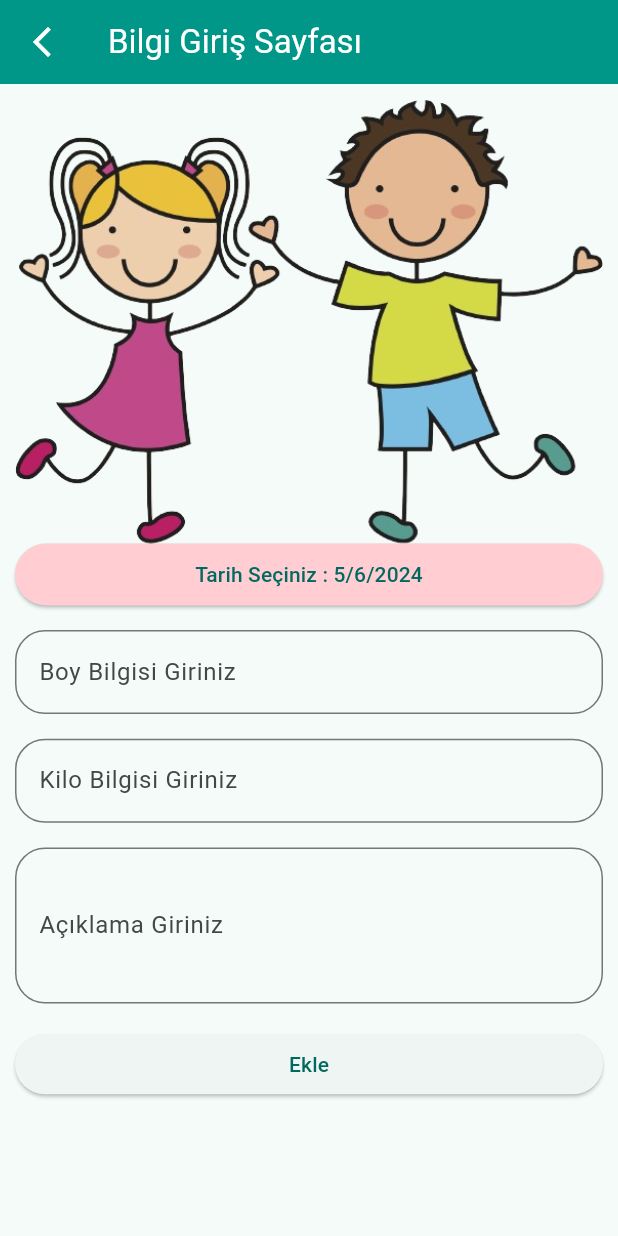
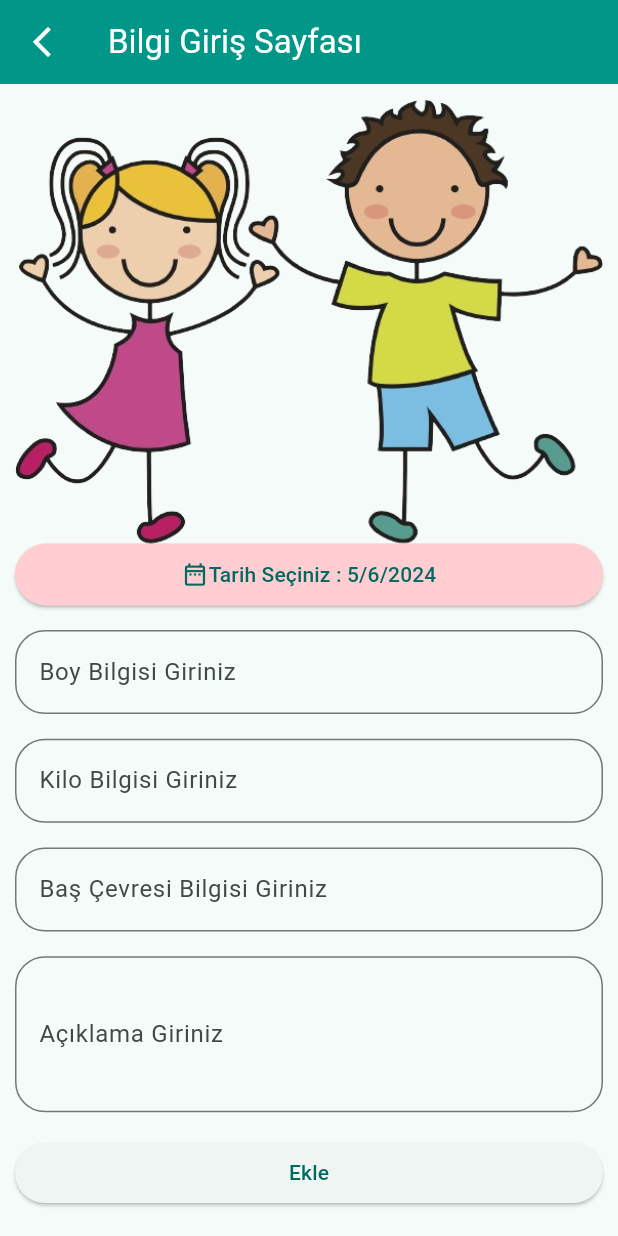
Before and after one commit to ykakkaya/bebek_takip_getx_hive, a Flutter app: the UpdateBaby screen opened directly with empty values, after a tap on the "arrow back ios new" icon, after a tap on the "add" icon, on a phone screen of 412 x 824 dp. Run offline on Flutter 3.47's test engine with Material 3 defaults, Android fonts, the phone set to English and light mode, and no system bars; our stand-ins replace animated_bottom_navigation_bar, flutter_datetime_picker_plus, get, hive, hive_flutter, syncfusion_flutter_charts; accounts and stored records are empty.

Commit message:
açılışta veri gelmeme hatası düzeltildi.Baş çevresi eklendi. Veriler ondalıklı hassasiyete getirildi.

```diff
--- a/lib/main.dart
+++ b/lib/main.dart
@@ -1,6 +1,12 @@
+import 'package:animated_bottom_navigation_bar/animated_bottom_navigation_bar.dart';
+import 'package:bebek_takip/controllers/home_controller.dart';
 import 'package:bebek_takip/models/baby_models.dart';
-import 'package:bebek_takip/screens/index_page.dart';
+import 'package:bebek_takip/project_settings/project_color.dart';
+import 'package:bebek_takip/screens/add_baby.dart';
+import 'package:bebek_takip/screens/analiz_page.dart';
+import 'package:bebek_takip/screens/grafik_page.dart';
 import 'package:flutter/material.dart';
+import 'package:flutter/services.dart';
 import 'package:get/get.dart';
 import 'package:hive/hive.dart';
 import 'package:hive_flutter/hive_flutter.dart';
@@ -14,7 +20,6 @@ Future<void> setupHive() async {
 Future<void> main() async {
   WidgetsFlutterBinding.ensureInitialized();
   await setupHive();
-
   runApp(const MyApp());
 }
 
@@ -35,3 +40,56 @@ class MyApp extends StatelessWidget {
     );
   }
 }
+
+class IndexPage extends StatefulWidget {
+  const IndexPage({super.key});
+
+  @override
+  State<IndexPage> createState() => _IndexPageState();
+}
+
+class _IndexPageState extends State<IndexPage> {
+  final HomeController controller = Get.put(HomeController());
+  @override
+  Widget build(BuildContext context) {
+    return Scaffold(
+      body: SafeArea(child: Obx(() => _getPage(controller.currentIndex.value))),
+      bottomNavigationBar: Obx(
+        () => AnimatedBottomNavigationBar(
+          backgroundColor: ProjectColors.bottomNavigatorColor,
+          icons: const [Icons.auto_graph_outlined, Icons.file_present_outlined],
+          activeIndex: controller.currentIndex.value,
+          activeColor: ProjectColors.bottomActiveColor,
+          inactiveColor: ProjectColors.bottomInactiveColor,
+          gapLocation: GapLocation.none,
+          notchSmoothness: NotchSmoothness.softEdge,
+          onTap: (index) => controller.changePage(index),
+        ),
+      ),
+      floatingActionButton: FloatingActionButton(
+        onPressed: () {
+          Get.off(() => const AddBaby());
+        },
+        shape: const CircleBorder(),
+        backgroundColor: ProjectColors.fabButtonColor,
+        child: Icon(
+          Icons.add,
+          color: ProjectColors.fabIconColor,
+        ),
+      ),
+      floatingActionButtonLocation: FloatingActionButtonLocation.centerDocked,
+    );
+  }
+
+  Widget _getPage(int index) {
+    switch (index) {
+      case 0:
+        return const GrafikPage();
+
+      case 1:
+        return const AnalizPage();
+      default:
+        return const GrafikPage();
+    }
+  }
+}
--- a/lib/models/baby_models.dart
+++ b/lib/models/baby_models.dart
@@ -9,14 +9,17 @@ class Baby extends HiveObject {
   @HiveField(1)
   String? note;
   @HiveField(2)
-  int weight;
+  double weight;
   @HiveField(3)
-  int height;
+  double height;
+  @HiveField(4)
+  double head;
 
   Baby({
     required this.time,
     this.note,
     required this.weight,
     required this.height,
+    required this.head,
   });
 }
--- a/lib/project_settings/project_text.dart
+++ b/lib/project_settings/project_text.dart
@@ -8,6 +8,7 @@ class ProjectText {
   static String addHeight = "Boy Bilgisi Giriniz";
   static String addNote = "Açıklama Giriniz";
   static String addWeight = "Kilo Bilgisi Giriniz";
+  static String addHead = "Baş Çevresi Bilgisi Giriniz";
   static String addDateButtonText = "Tarih Seçiniz";
   static String addButtonText = "Ekle";
   static String snacbarDeleteTitle = "Sil";
@@ -15,6 +16,7 @@ class ProjectText {
   static String snacbarDeleteSubmitText = "Onayla";
   static String height = "Boy";
   static String weight = "Kilo";
+  static String head = "Baş Çevresi";
   static String date = "Tarih";
   static String description = "Açıklama";
   static String showDialogTitle = "GENEL BİLGİLER";
--- a/lib/screens/add_baby.dart
+++ b/lib/screens/add_baby.dart
@@ -1,9 +1,9 @@
 import 'package:bebek_takip/controllers/baby_controller.dart';
+import 'package:bebek_takip/main.dart';
 import 'package:bebek_takip/models/baby_models.dart';
 import 'package:bebek_takip/project_settings/project_color.dart';
 import 'package:bebek_takip/project_settings/project_text.dart';
 import 'package:bebek_takip/screens/analiz_page.dart';
-import 'package:bebek_takip/screens/index_page.dart';
 import 'package:flutter/material.dart';
 import 'package:flutter_datetime_picker_plus/flutter_datetime_picker_plus.dart';
 import 'package:get/get.dart';
@@ -19,6 +19,7 @@ class _AddBabyState extends State<AddBaby> {
   BabyController controller = Get.find();
   TextEditingController heightController = TextEditingController();
   TextEditingController weightController = TextEditingController();
+  TextEditingController headController = TextEditingController();
   TextEditingController noteController = TextEditingController();
   var _time = DateTime.now();
   @override
@@ -63,8 +64,14 @@ class _AddBabyState extends State<AddBaby> {
                       },
                     );
                   },
-                  child: Text(
-                      "${ProjectText.addDateButtonText} : ${_time.day}/${_time.month}/${_time.year}"),
+                  child: Row(
+                    mainAxisAlignment: MainAxisAlignment.center,
+                    children: [
+                      Icon(Icons.date_range_outlined),
+                      Text(
+                          "${ProjectText.addDateButtonText} : ${_time.day}/${_time.month}/${_time.year}"),
+                    ],
+                  ),
                 ),
               ),
               SizedBox(
@@ -75,6 +82,10 @@ class _AddBabyState extends State<AddBaby> {
                 height: Get.size.height * 0.02,
               ),
               inputTextField(ProjectText.addWeight, weightController),
+              SizedBox(
+                height: Get.size.height * 0.02,
+              ),
+              inputTextField(ProjectText.addHead, headController),
               SizedBox(
                 height: Get.size.height * 0.02,
               ),
@@ -92,11 +103,16 @@ class _AddBabyState extends State<AddBaby> {
               ),
               ElevatedButton(
                 onPressed: () {
-                  int weight = int.tryParse(weightController.text) ?? 0;
-                  int height = int.tryParse(heightController.text) ?? 0;
+                  double weight = double.tryParse(weightController.text) ?? 0;
+                  double height = double.tryParse(heightController.text) ?? 0;
+                  double head = double.tryParse(headController.text) ?? 0;
                   String note = noteController.text ?? '';
                   Baby baby = Baby(
-                      time: _time, weight: weight, height: height, note: note);
+                      time: _time,
+                      weight: weight,
+                      height: height,
+                      note: note,
+                      head: head);
                   controller.addBabyList(baby);
                   Get.off(() => const IndexPage());
                 },
--- a/lib/screens/index_page.dart
+++ /dev/null
@@ -1,55 +0,0 @@
-import 'package:animated_bottom_navigation_bar/animated_bottom_navigation_bar.dart';
-import 'package:bebek_takip/project_settings/project_color.dart';
-import 'package:bebek_takip/project_settings/project_text.dart';
-import 'package:bebek_takip/screens/add_baby.dart';
-import 'package:bebek_takip/screens/analiz_page.dart';
-import 'package:bebek_takip/screens/grafik_page.dart';
-import 'package:flutter/material.dart';
-import 'package:get/get.dart';
-
-class IndexPage extends StatefulWidget {
-  const IndexPage({super.key});
-
-  @override
-  State<IndexPage> createState() => _IndexPageState();
-}
-
-class _IndexPageState extends State<IndexPage> {
-  var _selectedIndex = 1;
-  Widget _selectedPage = const AnalizPage();
-  TextEditingController weightController = TextEditingController();
-  TextEditingController heightController = TextEditingController();
-  @override
-  Widget build(BuildContext context) {
-    return Scaffold(
-      body: _selectedPage,
-      bottomNavigationBar: AnimatedBottomNavigationBar(
-          gapLocation: GapLocation.center,
-          backgroundColor: ProjectColors.bottomNavigatorColor,
-          activeColor: ProjectColors.bottomActiveColor,
-          inactiveColor: ProjectColors.bottomInactiveColor,
-          icons: const [Icons.auto_graph_outlined, Icons.file_present_outlined],
-          activeIndex: _selectedIndex,
-          onTap: (index) {
-            setState(() {
-              _selectedIndex = index;
-              _selectedIndex == 0
-                  ? (_selectedPage = const GrafikPage())
-                  : (_selectedPage = const AnalizPage());
-            });
-          }),
-      floatingActionButton: FloatingActionButton(
-        onPressed: () {
-          Get.off(() => const AddBaby());
-        },
-        shape: const CircleBorder(),
-        backgroundColor: ProjectColors.fabButtonColor,
-        child: Icon(
-          Icons.add,
-          color: ProjectColors.fabIconColor,
-        ),
-      ),
-      floatingActionButtonLocation: FloatingActionButtonLocation.centerDocked,
-    );
-  }
-}
--- a/lib/screens/update_baby.dart
+++ b/lib/screens/update_baby.dart
@@ -1,11 +1,10 @@
 // ignore_for_file: public_member_api_docs, sort_constructors_first
 import 'package:bebek_takip/controllers/baby_controller.dart';
+import 'package:bebek_takip/main.dart';
 import 'package:bebek_takip/screens/analiz_page.dart';
-import 'package:bebek_takip/screens/index_page.dart';
 import 'package:flutter/material.dart';
 import 'package:flutter_datetime_picker_plus/flutter_datetime_picker_plus.dart';
 import 'package:get/get.dart';
-
 import 'package:bebek_takip/models/baby_models.dart';
 import 'package:bebek_takip/project_settings/project_color.dart';
 import 'package:bebek_takip/project_settings/project_text.dart';
@@ -24,12 +23,14 @@ class UpdateBaby extends StatefulWidget {
 class _UpdateBabyState extends State<UpdateBaby> {
   TextEditingController heightController = TextEditingController();
   TextEditingController weightController = TextEditingController();
+  TextEditingController headController = TextEditingController();
   TextEditingController noteController = TextEditingController();
   BabyController controller = Get.find();
   @override
   void initState() {
     heightController.text = widget.baby.height.toString() ?? '0';
     weightController.text = widget.baby.weight.toString() ?? '0';
+    headController.text = widget.baby.head.toString() ?? '0';
     noteController.text = widget.baby.note.toString() ?? '';
 
     super.initState();
@@ -82,8 +83,14 @@ class _UpdateBabyState extends State<UpdateBaby> {
                       },
                     );
                   },
-                  child: Text(
-                      "${ProjectText.addDateButtonText} : ${widget.baby.time.day}/${widget.baby.time.month}/${widget.baby.time.year}"),
+                  child: Row(
+                    mainAxisAlignment: MainAxisAlignment.center,
+                    children: [
+                      Icon(Icons.date_range_outlined),
+                      Text(
+                          "${ProjectText.addDateButtonText} : ${widget.baby.time.day}/${widget.baby.time.month}/${widget.baby.time.year}"),
+                    ],
+                  ),
                 ),
               ),
               SizedBox(
@@ -94,6 +101,10 @@ class _UpdateBabyState extends State<UpdateBaby> {
                 height: Get.size.height * 0.02,
               ),
               inputTextField(ProjectText.addWeight, weightController),
+              SizedBox(
+                height: Get.size.height * 0.02,
+              ),
+              inputTextField(ProjectText.addHead, headController),
               SizedBox(
                 height: Get.size.height * 0.02,
               ),
@@ -112,12 +123,13 @@ class _UpdateBabyState extends State<UpdateBaby> {
               ElevatedButton(
                 onPressed: () {
                   controller.updateBaby(
-                    widget.baby,
-                    weightController.text,
-                    heightController.text,
-                    noteController.text,
-                    widget.baby.time,
-                  );
+                      widget.baby,
+                      weightController.text,
+                      heightController.text,
+                      headController.text,
+                      noteController.text,
+                      widget.baby.time);
+
                   Get.back();
                 },
                 child: Text(
--- a/pubspec.yaml
+++ b/pubspec.yaml
@@ -42,6 +42,7 @@ dependencies:
   hive_generator: ^2.0.1
   syncfusion_flutter_charts: ^24.1.41
   flutter_datetime_picker_plus: ^2.1.0
+  build_runner: ^2.4.10
 
 
 dev_dependencies:
@@ -62,7 +63,7 @@ flutter_launcher_icons:
   # package. See that file for information about deactivating specific lint
   # rules and activating additional ones.
   flutter_lints: ^3.0.1
-  build_runner: ^2.4.7
+  build_runner: ^2.4.10
 
 # For information on the generic Dart part of this file, see the
 # following page: https://dart.dev/tools/pub/pubspec
```
Also changed, not shown: lib/controllers/baby_controller.dart (+6 -4 lines), lib/controllers/home_controller.dart (added, +9 -0 lines), lib/screens/analiz_page.dart (+15 -2 lines), lib/models/baby_models.g.dart, pubspec.lock.
